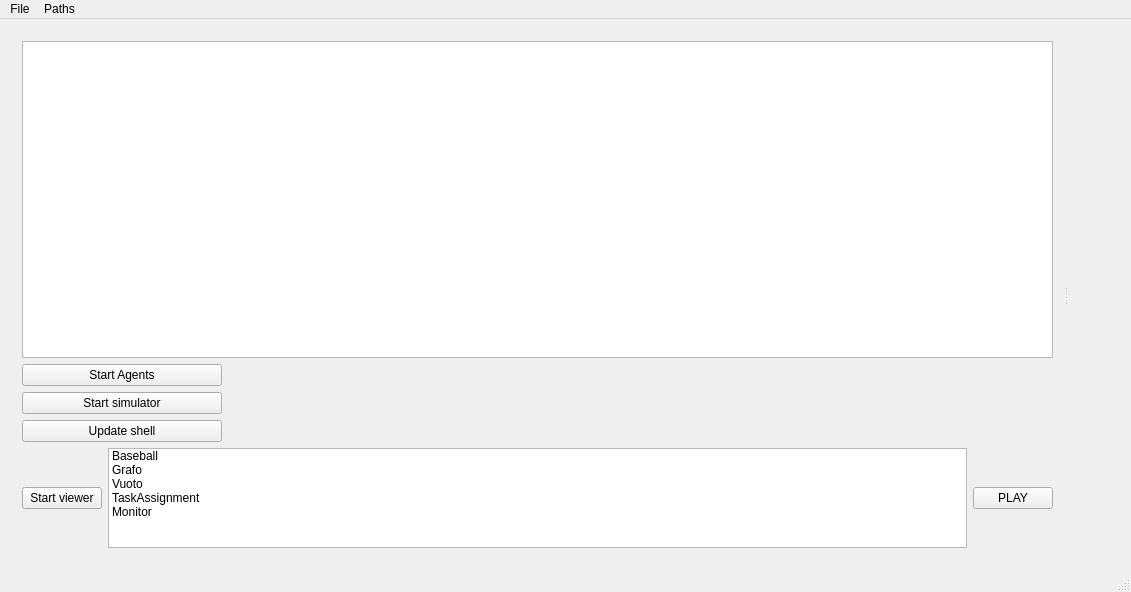
The window that launcher/mainwindow.ui (MirkoFerrati/Ascari) describes before a commit, drawn with Qt 5.
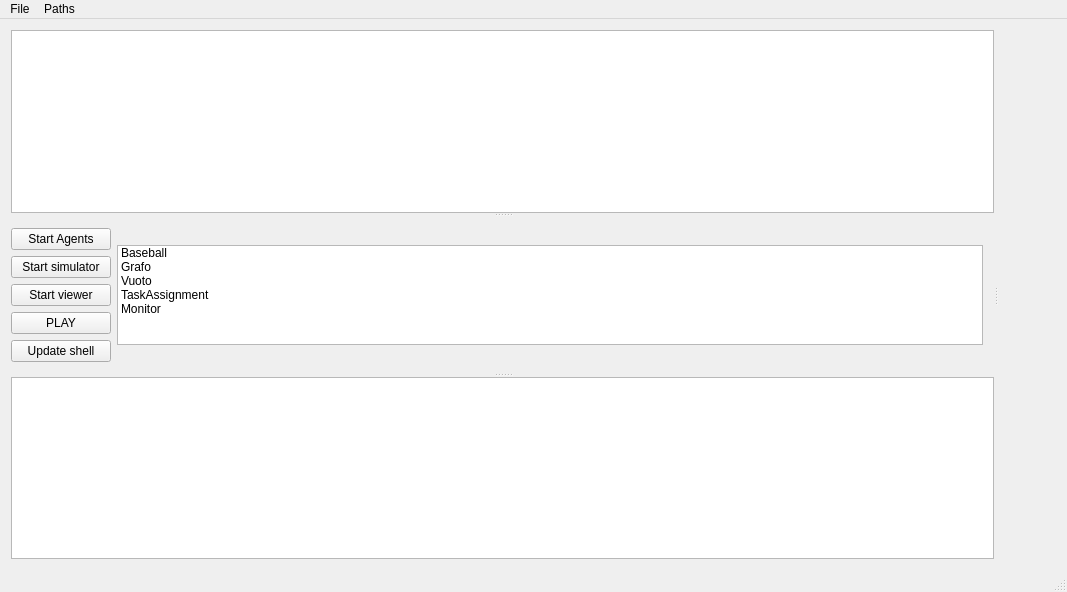
The same window after the commit.

Commit message: Modificato il layout di launcher

```diff
--- a/launcher/mainwindow.ui
+++ b/launcher/mainwindow.ui
@@ -6,7 +6,7 @@
    <rect>
     <x>0</x>
     <y>0</y>
-    <width>1131</width>
+    <width>1067</width>
     <height>592</height>
    </rect>
   </property>
@@ -32,9 +32,10 @@
       <property name="orientation">
        <enum>Qt::Horizontal</enum>
       </property>
-      <widget class="QWidget" name="">
-       <layout class="QVBoxLayout" name="verticalLayout" stretch="2,0,0,0,1">
-        <item>
+      <widget class="QSplitter" name="VertSplitter">
+       <property name="orientation">
+        <enum>Qt::Vertical</enum>
+       </property>
          <widget class="QTextEdit" name="ShowFile">
           <property name="sizePolicy">
            <sizepolicy hsizetype="Expanding" vsizetype="Expanding">
@@ -64,11 +65,26 @@
            <bool>true</bool>
           </property>
          </widget>
-        </item>
+       <widget class="QWidget" name="horizontalLayoutWidget">
+        <layout class="QHBoxLayout" name="horizontalLayout_2" stretch="0,1">
+         <property name="sizeConstraint">
+          <enum>QLayout::SetMaximumSize</enum>
+         </property>
+         <property name="leftMargin">
+          <number>0</number>
+         </property>
+         <item>
+          <layout class="QVBoxLayout" name="verticalLayout_2" stretch="1,1,1,1,1">
+           <property name="sizeConstraint">
+            <enum>QLayout::SetMaximumSize</enum>
+           </property>
+           <property name="topMargin">
+            <number>0</number>
+           </property>
         <item>
          <widget class="QPushButton" name="StartAgents">
           <property name="sizePolicy">
-           <sizepolicy hsizetype="Fixed" vsizetype="Fixed">
+              <sizepolicy hsizetype="MinimumExpanding" vsizetype="Fixed">
             <horstretch>0</horstretch>
             <verstretch>0</verstretch>
            </sizepolicy>
@@ -93,7 +109,7 @@
         <item>
          <widget class="QPushButton" name="StartSimulator">
           <property name="sizePolicy">
-           <sizepolicy hsizetype="Expanding" vsizetype="Fixed">
+              <sizepolicy hsizetype="MinimumExpanding" vsizetype="Fixed">
             <horstretch>0</horstretch>
             <verstretch>0</verstretch>
            </sizepolicy>
@@ -110,36 +126,9 @@
          </widget>
         </item>
         <item>
-         <widget class="QPushButton" name="Updateshell">
-          <property name="sizePolicy">
-           <sizepolicy hsizetype="MinimumExpanding" vsizetype="Fixed">
-            <horstretch>0</horstretch>
-            <verstretch>0</verstretch>
-           </sizepolicy>
-          </property>
-          <property name="minimumSize">
-           <size>
-            <width>100</width>
-            <height>0</height>
-           </size>
-          </property>
-          <property name="maximumSize">
-           <size>
-            <width>200</width>
-            <height>16777215</height>
-           </size>
-          </property>
-          <property name="text">
-           <string>Update shell</string>
-          </property>
-         </widget>
-        </item>
-        <item>
-         <layout class="QHBoxLayout" name="horizontalLayout" stretch="0,1,0">
-          <item>
            <widget class="QPushButton" name="StartViewer">
             <property name="sizePolicy">
-             <sizepolicy hsizetype="Minimum" vsizetype="Fixed">
+              <sizepolicy hsizetype="MinimumExpanding" vsizetype="Fixed">
               <horstretch>0</horstretch>
               <verstretch>0</verstretch>
              </sizepolicy>
@@ -156,7 +145,59 @@
            </widget>
           </item>
           <item>
+            <widget class="QPushButton" name="playall">
+             <property name="sizePolicy">
+              <sizepolicy hsizetype="MinimumExpanding" vsizetype="Fixed">
+               <horstretch>0</horstretch>
+               <verstretch>0</verstretch>
+              </sizepolicy>
+             </property>
+             <property name="text">
+              <string>PLAY</string>
+             </property>
+            </widget>
+           </item>
+           <item>
+            <widget class="QPushButton" name="Updateshell">
+             <property name="sizePolicy">
+              <sizepolicy hsizetype="MinimumExpanding" vsizetype="Fixed">
+               <horstretch>0</horstretch>
+               <verstretch>0</verstretch>
+              </sizepolicy>
+             </property>
+             <property name="minimumSize">
+              <size>
+               <width>100</width>
+               <height>0</height>
+              </size>
+             </property>
+             <property name="maximumSize">
+              <size>
+               <width>200</width>
+               <height>16777215</height>
+              </size>
+             </property>
+             <property name="text">
+              <string>Update shell</string>
+             </property>
+            </widget>
+           </item>
+          </layout>
+         </item>
+         <item>
            <widget class="QListWidget" name="selectViewType">
+           <property name="sizePolicy">
+            <sizepolicy hsizetype="Expanding" vsizetype="Expanding">
+             <horstretch>1</horstretch>
+             <verstretch>0</verstretch>
+            </sizepolicy>
+           </property>
+           <property name="minimumSize">
+            <size>
+             <width>100</width>
+             <height>0</height>
+            </size>
+           </property>
             <property name="maximumSize">
              <size>
               <width>500000</width>
@@ -190,16 +231,37 @@
 	    </item>
            </widget>
           </item>
-          <item>
-           <widget class="QPushButton" name="playall">
-            <property name="text">
-             <string>PLAY</string>
-            </property>
-           </widget>
-          </item>
-         </layout>
-        </item>
-       </layout>
+        </layout>
+       </widget>
+       <widget class="QTextEdit" name="ShellOutput">
+        <property name="sizePolicy">
+         <sizepolicy hsizetype="Expanding" vsizetype="Expanding">
+          <horstretch>0</horstretch>
+          <verstretch>0</verstretch>
+         </sizepolicy>
+        </property>
+        <property name="minimumSize">
+         <size>
+          <width>100</width>
+          <height>50</height>
+         </size>
+        </property>
+        <property name="maximumSize">
+         <size>
+          <width>100000</width>
+          <height>16777215</height>
+         </size>
+        </property>
+        <property name="baseSize">
+         <size>
+          <width>0</width>
+          <height>0</height>
+         </size>
+        </property>
+        <property name="readOnly">
+         <bool>true</bool>
+        </property>
+       </widget>
       </widget>
       <widget class="QWidget" name="gridLayoutWidget">
        <layout class="QGridLayout" name="asdf"/>
@@ -213,7 +275,7 @@
     <rect>
      <x>0</x>
      <y>0</y>
-     <width>1131</width>
+     <width>1067</width>
      <height>25</height>
     </rect>
    </property>
```
Left out of the diff: 4 changed lines with no effect on the pictures. Lines whose indentation alone changed are shown as unchanged. The commit also changes 2 other files.
